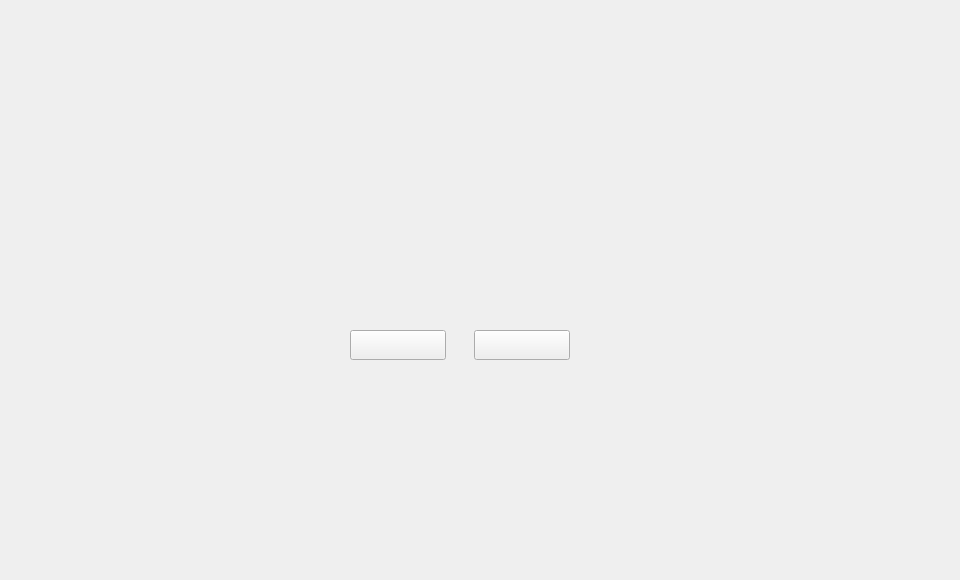
The window that popwidget/commondialog.ui (HcashOrg/HX-IDE) describes before a commit, drawn with Qt 5.
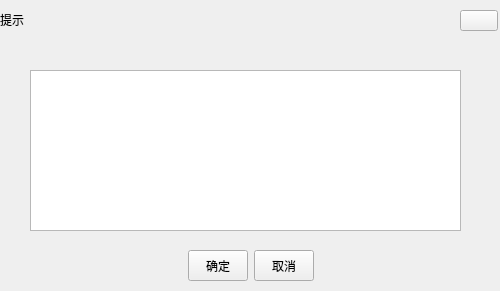
The same window after the commit.

Patch:
```diff
--- a/popwidget/commondialog.ui
+++ b/popwidget/commondialog.ui
@@ -6,74 +6,88 @@
    <rect>
     <x>0</x>
     <y>0</y>
-    <width>960</width>
-    <height>580</height>
+    <width>500</width>
+    <height>291</height>
    </rect>
   </property>
   <property name="windowTitle">
    <string>Dialog</string>
   </property>
-  <widget class="QWidget" name="widget" native="true">
+  <widget class="QLabel" name="title_Label">
    <property name="geometry">
     <rect>
      <x>0</x>
      <y>0</y>
-     <width>960</width>
-     <height>580</height>
+     <width>500</width>
+     <height>40</height>
     </rect>
    </property>
-   <widget class="QWidget" name="containerWidget" native="true">
-    <property name="geometry">
-     <rect>
-      <x>290</x>
-      <y>180</y>
-      <width>340</width>
-      <height>200</height>
-     </rect>
-    </property>
-    <widget class="QLabel" name="textLabel">
+   <property name="text">
+    <string>提示</string>
+   </property>
+  </widget>
+  <widget class="QToolButton" name="closeBtn">
      <property name="geometry">
       <rect>
-       <x>60</x>
-       <y>30</y>
-       <width>220</width>
-       <height>100</height>
-      </rect>
-     </property>
-     <property name="font">
-      <font>
-       <family>微软雅黑</family>
-       <pointsize>-1</pointsize>
-       <weight>50</weight>
-       <italic>false</italic>
-       <bold>false</bold>
-      </font>
-     </property>
-     <property name="styleSheet">
-      <string notr="true">QLabel{color: rgb(51,51,51);font: 14px &quot;微软雅黑&quot;;}
-</string>
+     <x>460</x>
+     <y>10</y>
+     <width>38</width>
+     <height>21</height>
+    </rect>
+   </property>
+   <property name="cursor">
+    <cursorShape>PointingHandCursor</cursorShape>
      </property>
      <property name="text">
       <string/>
      </property>
-     <property name="alignment">
-      <set>Qt::AlignCenter</set>
-     </property>
-     <property name="wordWrap">
-      <bool>true</bool>
-     </property>
-     <property name="textInteractionFlags">
-      <set>Qt::LinksAccessibleByMouse|Qt::TextSelectableByMouse</set>
-     </property>
-    </widget>
+  </widget>
+  <widget class="QTextBrowser" name="textBrowser">
+   <property name="geometry">
+    <rect>
+     <x>30</x>
+     <y>70</y>
+     <width>431</width>
+     <height>161</height>
+    </rect>
+   </property>
+  </widget>
+  <widget class="QWidget" name="">
+   <property name="geometry">
+    <rect>
+     <x>0</x>
+     <y>250</y>
+     <width>501</width>
+     <height>31</height>
+    </rect>
+   </property>
+   <layout class="QHBoxLayout" name="horizontalLayout">
+    <item>
+     <spacer name="horizontalSpacer">
+      <property name="orientation">
+       <enum>Qt::Horizontal</enum>
+      </property>
+      <property name="sizeHint" stdset="0">
+       <size>
+        <width>40</width>
+        <height>20</height>
+       </size>
+      </property>
+     </spacer>
+    </item>
+    <item>
     <widget class="QToolButton" name="okBtn">
-     <property name="geometry">
-      <rect>
-       <x>60</x>
-       <y>150</y>
-       <width>96</width>
-       <height>30</height>
-      </rect>
+      <property name="sizePolicy">
+       <sizepolicy hsizetype="Preferred" vsizetype="Preferred">
+        <horstretch>0</horstretch>
+        <verstretch>0</verstretch>
+       </sizepolicy>
+      </property>
+      <property name="minimumSize">
+       <size>
+        <width>60</width>
+        <height>24</height>
+       </size>
      </property>
      <property name="font">
       <font>
@@ -87,17 +101,23 @@
       <string notr="true"/>
      </property>
      <property name="text">
-      <string/>
-     </property>
-    </widget>
+       <string>确定</string>
+      </property>
+     </widget>
+    </item>
+    <item>
     <widget class="QToolButton" name="cancelBtn">
-     <property name="geometry">
-      <rect>
-       <x>184</x>
-       <y>150</y>
-       <width>96</width>
-       <height>30</height>
-      </rect>
+      <property name="sizePolicy">
+       <sizepolicy hsizetype="Preferred" vsizetype="Preferred">
+        <horstretch>0</horstretch>
+        <verstretch>0</verstretch>
+       </sizepolicy>
+      </property>
+      <property name="minimumSize">
+       <size>
+        <width>60</width>
+        <height>24</height>
+       </size>
      </property>
      <property name="font">
       <font>
@@ -111,11 +131,32 @@
       <string notr="true"/>
      </property>
      <property name="text">
-      <string/>
-     </property>
-    </widget>
-   </widget>
-  </widget>
+       <string>取消</string>
+      </property>
+     </widget>
+    </item>
+    <item>
+     <spacer name="horizontalSpacer_2">
+      <property name="orientation">
+       <enum>Qt::Horizontal</enum>
+      </property>
+      <property name="sizeHint" stdset="0">
+       <size>
+        <width>40</width>
+        <height>20</height>
+       </size>
+      </property>
+     </spacer>
+    </item>
+   </layout>
+  </widget>
+  <zorder>cancelBtn</zorder>
+  <zorder>okBtn</zorder>
+  <zorder>title_Label</zorder>
+  <zorder>textBrowser</zorder>
+  <zorder>horizontalSpacer</zorder>
+  <zorder>horizontalSpacer_2</zorder>
+  <zorder>closeBtn</zorder>
  </widget>
  <resources/>
  <connections/>
```
Lines whose indentation alone changed are shown as unchanged.
